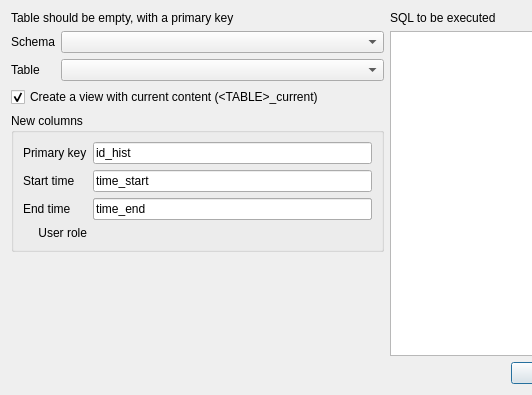
Before: the Qt Designer form python/plugins/db_manager/db_plugins/postgis/plugins/versioning/DlgVersioning.ui in qgis/QGIS, drawn with Qt 5; both pictures show x 0 to 532 and y 0 to 395 of the 774 by 395 pixel window.
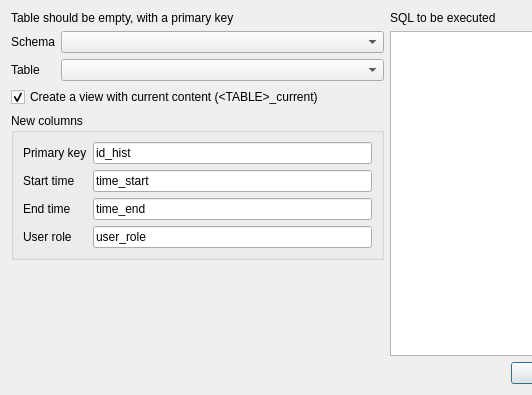
After: the same form once the commit is applied.

Commit message: [dbmanager] fix versioning dialog UI (overlapping line edits)

```diff
--- a/python/plugins/db_manager/db_plugins/postgis/plugins/versioning/DlgVersioning.ui
+++ b/python/plugins/db_manager/db_plugins/postgis/plugins/versioning/DlgVersioning.ui
@@ -131,18 +131,15 @@
           <property name="text">
            <string>User role</string>
           </property>
-          <property name="alignment">
-           <set>Qt::AlignRight|Qt::AlignTrailing|Qt::AlignVCenter</set>
-          </property>
          </widget>
         </item>
-        <item row="2" column="1">
+        <item row="3" column="1">
          <widget class="QLineEdit" name="editUser">
           <property name="text">
-           <string>time_end</string>
+           <string>user_role</string>
           </property>
          </widget>
-        </item>         
+        </item>
        </layout>
       </widget>
      </item>
```
Left out of the diff: 1 changed line with no effect on the pictures.
